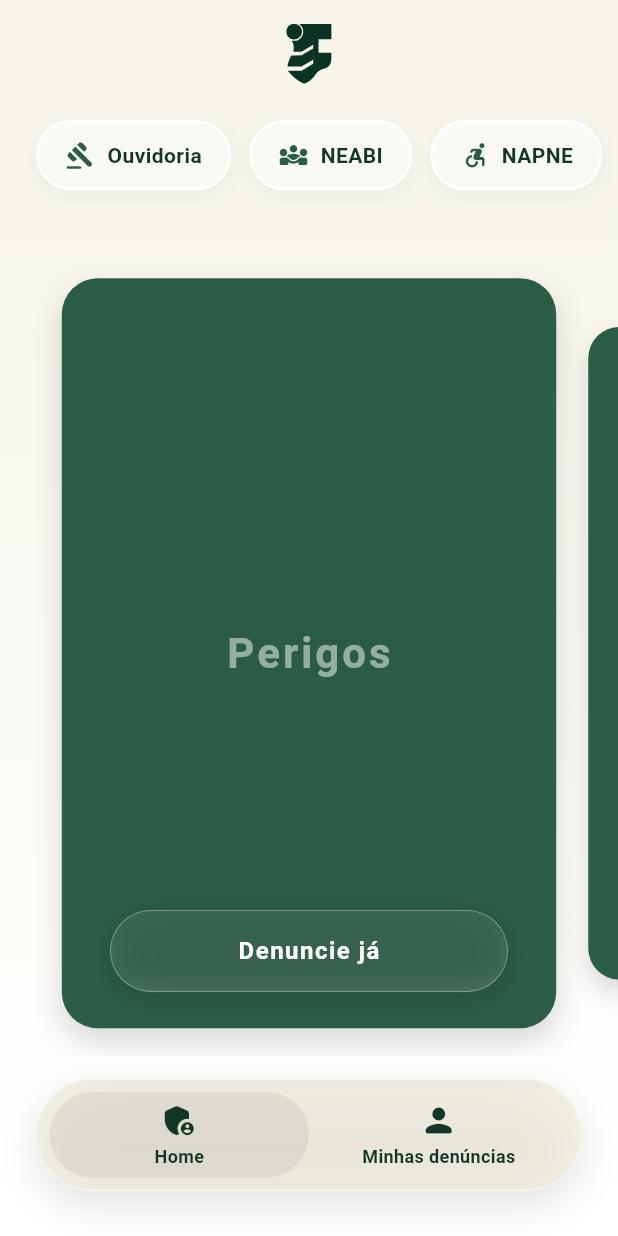
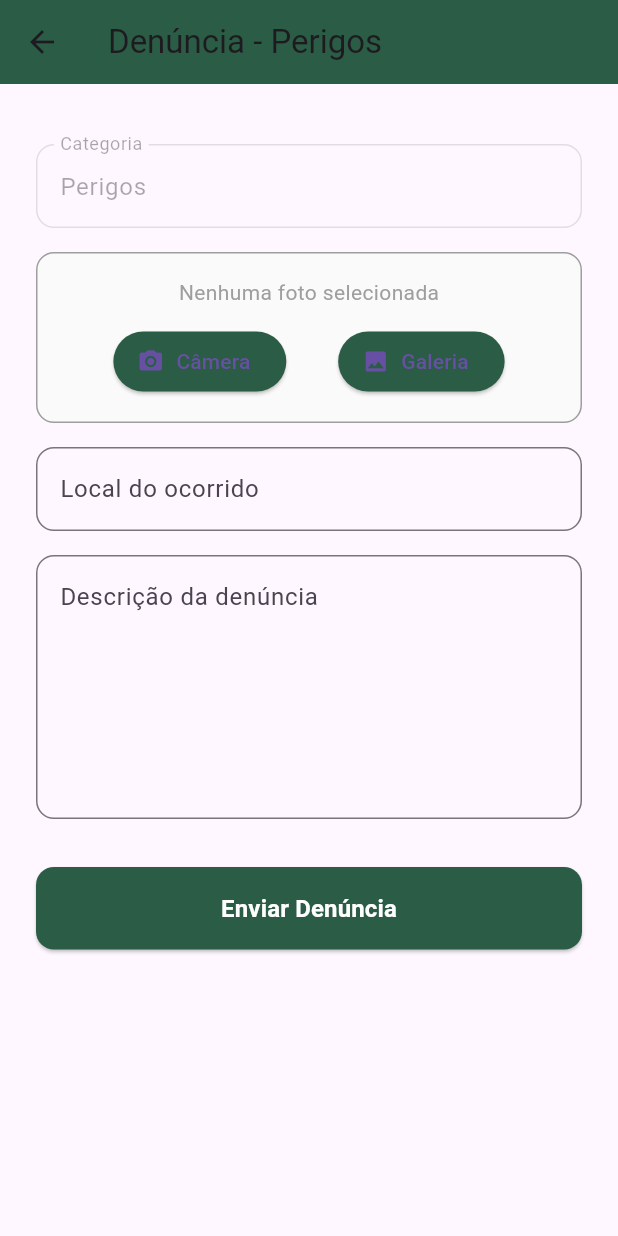
Before and after one commit to OdilioCarneiro/pp3, a Flutter app: the HomePage screen opened directly, after a tap on "Denuncie já", on a phone screen of 412 x 824 dp. Run offline on Flutter 3.47's test engine with Material 3 defaults, Android fonts, the phone set to English and light mode, and no system bars; drawn by our look-alikes of carousel_slider; our stand-ins replace dots_indicator, flutter_animate, flutter_svg, image_picker, shared_preferences; missing offline and left inert: flutter_email_sender; accounts and stored records are empty; Roboto replaces fonts that are missing (Montserrat).

Commit message:
formulário sem hora

```diff
--- /dev/null
+++ b/segurese/lib/screens/formulario.dart
@@ -0,0 +1,85 @@
+import 'dart:io';
+import 'package:flutter/material.dart';
+import 'package:image_picker/image_picker.dart';
+import 'package:flutter_email_sender/flutter_email_sender.dart';
+
+class FormularioDenuncia extends StatefulWidget {
+  final String categoria;
+  final String emailDestino;
+
+  const FormularioDenuncia({
+    super.key,
+    required this.categoria,
+    required this.emailDestino
+  });
+
+  @override
+  State<FormularioDenuncia> createState() => _FormularioDenunciaState();
+}
+
+class _FormularioDenunciaState extends State<FormularioDenuncia> {
+  final TextEditingController _descricaoController = TextEditingController();
+  final List<String> _caminhosDasFotos = [];
+  final ImagePicker _picker = ImagePicker();
+
+  Future<void> _tirarFoto() async {
+    final XFile? foto = await _picker.pickImage(source: ImageSource.camera);
+    if (foto != null) {
+      setState(() => _caminhosDasFotos.add(foto.path));
+    }
+  }
+
+  Future<void> _enviarEmail() async {
+    final Email email = Email(
+      body: 'Denúncia de ${widget.categoria}\n\nDescrição: ${_descricaoController.text}',
+      subject: 'DENÚNCIA: ${widget.categoria} - App IFCE',
+      recipients: [widget.emailDestino],
+      attachmentPaths: _caminhosDasFotos,
+      isHTML: false,
+    );
+
+    await FlutterEmailSender.send(email);
+  }
+
+  @override
+  Widget build(BuildContext context) {
+    return Scaffold(
+      appBar: AppBar(title: Text("Relatar ${widget.categoria}")),
+      body: SingleChildScrollView(
+        padding: const EdgeInsets.all(20),
+        child: Column(
+          children: [
+            Text("Destinatário: ${widget.emailDestino}", style: const TextStyle(fontWeight: FontWeight.bold)),
+            const SizedBox(height: 20),
+            TextField(
+              controller: _descricaoController,
+              maxLines: 6,
+              decoration: const InputDecoration(
+                hintText: "Descreva os detalhes aqui...",
+                border: OutlineInputBorder(),
+              ),
+            ),
+            const SizedBox(height: 20),
+            ElevatedButton.icon(
+              onPressed: _tirarFoto,
+              icon: const Icon(Icons.camera_alt),
+              label: const Text("Tirar Foto"),
+            ),
+            const SizedBox(height: 10),
+            // Mostra as fotos tiradas
+            Wrap(
+              spacing: 10,
+              children: _caminhosDasFotos.map((path) => Image.file(File(path), width: 70, height: 70, fit: BoxFit.cover)).toList(),
+            ),
+            const SizedBox(height: 40),
+            ElevatedButton(
+              onPressed: _enviarEmail,
+              style: ElevatedButton.styleFrom(minimumSize: const Size(double.infinity, 50)),
+              child: const Text("ENVIAR DENÚNCIA"),
+            ),
+          ],
+        ),
+      ),
+    );
+  }
+}
--- /dev/null
+++ b/segurese/lib/screens/formulario_denuncia.dart
@@ -0,0 +1,317 @@
+import 'package:flutter/material.dart';
+import 'package:flutter_email_sender/flutter_email_sender.dart';
+import 'package:image_picker/image_picker.dart';
+import 'dart:io';
+
+class FormularioDenuncia extends StatefulWidget {
+  final String categoria;
+  final String emailDestino;
+
+  const FormularioDenuncia({
+    Key? key,
+    required this.categoria,
+    required this.emailDestino,
+  }) : super(key: key);
+
+  @override
+  State<FormularioDenuncia> createState() => _FormularioDenunciaState();
+}
+
+class _FormularioDenunciaState extends State<FormularioDenuncia> {
+  final _formKey = GlobalKey<FormState>();
+  late TextEditingController _descricaoController;
+  late TextEditingController _nomeController;
+  final List<String> _caminhosDasFotos = [];
+  final ImagePicker _picker = ImagePicker();
+
+  @override
+  void initState() {
+    super.initState();
+    _descricaoController = TextEditingController();
+    _nomeController = TextEditingController();
+  }
+
+  @override
+  void dispose() {
+    _descricaoController.dispose();
+    _nomeController.dispose();
+    super.dispose();
+  }
+
+  Future<void> _tirarFoto() async {
+    final XFile? foto = await _picker.pickImage(source: ImageSource.camera);
+    if (foto != null) {
+      setState(() {
+        _caminhosDasFotos.add(foto.path);
+      });
+    }
+  }
+
+  Future<void> _selecionarDaGaleria() async {
+    final XFile? foto = await _picker.pickImage(source: ImageSource.gallery);
+    if (foto != null) {
+      setState(() {
+        _caminhosDasFotos.add(foto.path);
+      });
+    }
+  }
+
+  @override
+  Widget build(BuildContext context) {
+    return Scaffold(
+      appBar: AppBar(
+        title: Text('Denúncia - ${widget.categoria}'),
+        backgroundColor: const Color(0xFF2B5C45),
+      ),
+      body: Padding(
+        padding: const EdgeInsets.all(24.0),
+        child: Form(
+          key: _formKey,
+          child: ListView(
+            children: [
+              const SizedBox(height: 16),
+
+              // Categoria (apenas leitura)
+              TextFormField(
+                initialValue: widget.categoria,
+                enabled: false,
+                decoration: InputDecoration(
+                  labelText: 'Categoria',
+                  border: OutlineInputBorder(
+                    borderRadius: BorderRadius.circular(12),
+                  ),
+                ),
+              ),
+
+              const SizedBox(height: 16),
+
+              // Seção de Foto com Carrosel
+              Container(
+                decoration: BoxDecoration(
+                  border: Border.all(color: Colors.grey),
+                  borderRadius: BorderRadius.circular(12),
+                  color: Colors.grey[50],
+                ),
+                padding: const EdgeInsets.all(16),
+                child: Column(
+                  children: [
+                    if (_caminhosDasFotos.isNotEmpty)
+                      Column(
+                        children: [
+                          SizedBox(
+                            height: 200,
+                            child: ListView.builder(
+                              scrollDirection: Axis.horizontal,
+                              itemCount: _caminhosDasFotos.length,
+                              itemBuilder: (context, index) {
+                                return Padding(
+                                  padding: const EdgeInsets.only(right: 12),
+                                  child: Stack(
+                                    children: [
+                                      ClipRRect(
+                                        borderRadius: BorderRadius.circular(12),
+                                        child: Image.file(
+                                          File(_caminhosDasFotos[index]),
+                                          height: 200,
+                                          width: 200,
+                                          fit: BoxFit.cover,
+                                        ),
+                                      ),
+                                      Positioned(
+                                        top: 8,
+                                        right: 8,
+                                        child: GestureDetector(
+                                          onTap: () {
+                                            setState(() {
+                                              _caminhosDasFotos.removeAt(index);
+                                            });
+                                          },
+                                          child: Container(
+                                            decoration: const BoxDecoration(
+                                              shape: BoxShape.circle,
+                                              color: Colors.red,
+                                            ),
+                                            padding: const EdgeInsets.all(6),
+                                            child: const Icon(
+                                              Icons.close,
+                                              color: Colors.white,
+                                              size: 18,
+                                            ),
+                                          ),
+                                        ),
+                                      ),
+                                    ],
+                                  ),
+                                );
+                              },
+                            ),
+                          ),
+                          const SizedBox(height: 12),
+                          Text(
+                            '${_caminhosDasFotos.length} foto(s) selecionada(s)',
+                            style: TextStyle(
+                              color: Colors.grey[700],
+                              fontWeight: FontWeight.w500,
+                            ),
+                          ),
+                        ],
+                      )
+                    else
+                      const Text(
+                        'Nenhuma foto selecionada',
+                        style: TextStyle(color: Colors.grey),
+                      ),
+                    const SizedBox(height: 12),
+                    Row(
+                      mainAxisAlignment: MainAxisAlignment.spaceEvenly,
+                      children: [
+                        ElevatedButton.icon(
+                          style: ElevatedButton.styleFrom(
+                            backgroundColor: const Color(0xFF2B5C45),
+                          ),
+                          onPressed: _tirarFoto,
+                          icon: const Icon(Icons.camera_alt),
+                          label: const Text('Câmera'),
+                        ),
+                        ElevatedButton.icon(
+                          style: ElevatedButton.styleFrom(
+                            backgroundColor: const Color(0xFF2B5C45),
+                          ),
+                          onPressed: _selecionarDaGaleria,
+                          icon: const Icon(Icons.image),
+                          label: const Text('Galeria'),
+                        ),
+                      ],
+                    ),
+                  ],
+                ),
+              ),
+
+              const SizedBox(height: 16),
+
+              // Nome do denunciante
+              TextFormField(
+                controller: _nomeController,
+                decoration: InputDecoration(
+                  labelText: 'Local do ocorrido',
+                  hintText: 'Digite o local do ocorrido',
+                  border: OutlineInputBorder(
+                    borderRadius: BorderRadius.circular(12),
+                  ),
+                ),
+                validator: (value) {
+                  if (value == null || value.isEmpty) {
+                    return 'Please enter the location';
+                  }
+                  return null;
+                },
+              ),
+
+              const SizedBox(height: 16),
+
+              // Descrição da denúncia
+              TextFormField(
+                controller: _descricaoController,
+                maxLines: 6,
+                decoration: InputDecoration(
+                  labelText: 'Descrição da denúncia',
+                  hintText: 'Descreva o ocorrido com detalhes',
+                  border: OutlineInputBorder(
+                    borderRadius: BorderRadius.circular(12),
+                  ),
+                  alignLabelWithHint: true,
+                ),
+                validator: (value) {
+                  if (value == null || value.isEmpty) {
+                    return 'Please enter a description';
+                  }
+                  return null;
+                },
+              ),
+
+              const SizedBox(height: 32),
+
+              // Botão de enviar
+              ElevatedButton(
+                style: ElevatedButton.styleFrom(
+                  backgroundColor: const Color(0xFF2B5C45),
+                  padding: const EdgeInsets.symmetric(vertical: 16),
+                  shape: RoundedRectangleBorder(
+                    borderRadius: BorderRadius.circular(12),
+                  ),
+                ),
+                onPressed: () {
+                  if (_formKey.currentState!.validate()) {
+                    // Aqui você pode enviar a denúncia
+                    _enviarDenuncia();
+                  }
+                },
+                child: const Text(
+                  'Enviar Denúncia',
+                  style: TextStyle(
+                    fontSize: 16,
+                    fontWeight: FontWeight.bold,
+                    color: Colors.white,
+                  ),
+                ),
+              ),
+            ],
+          ),
+        ),
+      ),
+    );
+  }
+
+  void _enviarDenuncia() async {
+    // Validar se o nome está preenchido
+    if (_nomeController.text.isEmpty) {
+      ScaffoldMessenger.of(context).showSnackBar(
+        const SnackBar(
+          content: Text('Por favor, preencha seu nome'),
+          backgroundColor: Colors.red,
+        ),
+      );
+      return;
+    }
+
+    // Validar se a descrição está preenchida
+    if (_descricaoController.text.isEmpty) {
+      ScaffoldMessenger.of(context).showSnackBar(
+        const SnackBar(
+          content: Text('Por favor, preencha a descrição'),
+          backgroundColor: Colors.red,
+        ),
+      );
+      return;
+    }
+
+    final Email email = Email(
+      body: 'Formulário de Denúncia\n\nCATEGORIA: ${widget.categoria}\nNOME: ${_nomeController.text}\n\nDESCRIÇÃO:\n${_descricaoController.text}\n\n---\nEnviado via Segurese App',
+      subject: 'Denúncia - ${widget.categoria}',
+      recipients: ['larayslengb@gmail.com'],
+      attachmentPaths: _caminhosDasFotos,
+      isHTML: false,
+    );
+
+    try {
+      await FlutterEmailSender.send(email);
+      if (mounted) {
+        ScaffoldMessenger.of(context).showSnackBar(
+          const SnackBar(
+            content: Text('Email aberto para envio!'),
+            backgroundColor: Color(0xFF2B5C45),
+          ),
+        );
+      }
+    } catch (error) {
+      if (mounted) {
+        ScaffoldMessenger.of(context).showSnackBar(
+          SnackBar(
+            content: Text('Erro: $error'),
+            backgroundColor: Colors.red,
+          ),
+        );
+      }
+    }
+  }
+}
--- a/segurese/lib/screens/home_page.dart
+++ b/segurese/lib/screens/home_page.dart
@@ -2,6 +2,7 @@ import 'dart:ui';
 import 'package:flutter/material.dart';
 import 'package:carousel_slider/carousel_slider.dart';
 import 'package:flutter_svg/flutter_svg.dart';
+import 'formulario_denuncia.dart'; // Adicione isso no topo do seu main.dart
 
 class HomePage extends StatefulWidget {
   const HomePage({Key? key}) : super(key: key);
@@ -81,13 +82,13 @@ class _HomePageState extends State<HomePage> {
 
                   const SizedBox(height: 32),
 
-                  //carrossel
+                  // carrosel com carousel_slider
                   Expanded(
                     child: CarouselSlider.builder(
                       carouselController: _carouselController,
                       itemCount: _tiposDenuncia.length,
                       itemBuilder: (context, index, realIndex) {
-                        return _buildCarouselCard(_tiposDenuncia[index], index);
+                        return _buildTipoDenunciaCard(_tiposDenuncia[index], index);
                       },
                       options: CarouselOptions(
                         height: 500,
@@ -174,8 +175,8 @@ class _HomePageState extends State<HomePage> {
     );
   }
 
-  // card do Carrossel
-  Widget _buildCarouselCard(String title, int index) {
+  // card do carrossel
+  Widget _buildTipoDenunciaCard(String title, int index) {
     return Container(
       width: double.infinity,
       decoration: BoxDecoration(
@@ -207,15 +208,15 @@ class _HomePageState extends State<HomePage> {
             bottom: 24,
             left: 32,
             right: 32,
-            child: _buildAppleGlassButton(),
+            child: _buildDenunciaButton(title),
           ),
         ],
       ),
     );
   }
 
-  // botao de denuncia
-  Widget _buildAppleGlassButton() {
+  // botão de denúncia para o card
+  Widget _buildDenunciaButton(String tituloCard) {
     return Container(
       decoration: BoxDecoration(
         borderRadius: BorderRadius.circular(30),
@@ -246,7 +247,15 @@ class _HomePageState extends State<HomePage> {
               child: InkWell(
                 borderRadius: BorderRadius.circular(30),
                 onTap: () {
-                  // Futuro: Navegar para a tela de denúncia
+                  Navigator.push(
+                    context,
+                    MaterialPageRoute(
+                      builder: (context) => FormularioDenuncia(
+                        categoria: tituloCard,
+                        emailDestino: 'larayslengb@gmail.com',
+                      ),
+                    ),
+                  );
                 },
                 child: const Center(
                   child: Text(
--- a/segurese/pubspec.yaml
+++ b/segurese/pubspec.yaml
@@ -33,6 +33,9 @@ dependencies:
   shared_preferences: ^2.2.2
   dots_indicator: ^3.0.0
   flutter_svg: ^2.0.10
+  image_picker: ^1.0.7
+  flutter_email_sender: ^6.0.3
+  path_provider: ^2.1.2
 
   # The following adds the Cupertino Icons font to your application.
   # Use with the CupertinoIcons class for iOS style icons.
```
Also changed, not shown: segurese/pubspec.lock, 5 other files.
